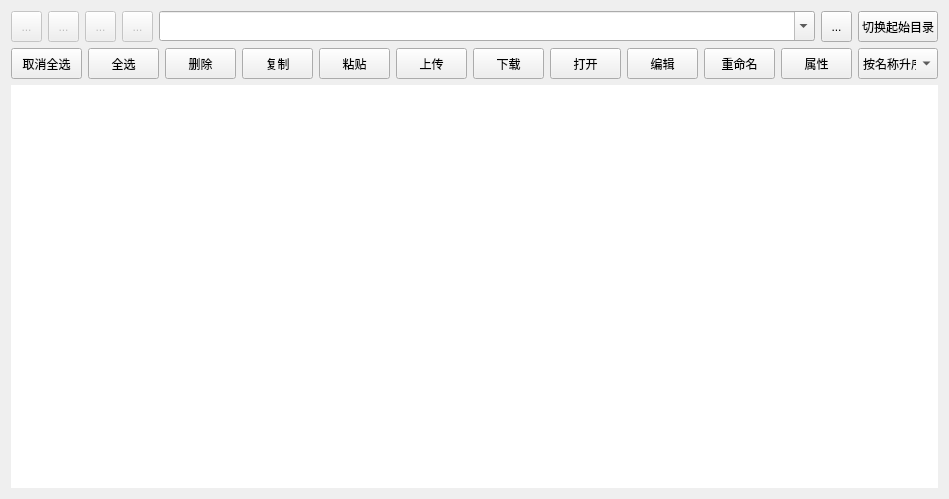
Qt form src/MainTabWidgets/FileManagement/FileManagementTabForm.ui (ProgramCX/FoxNAS) before a commit.
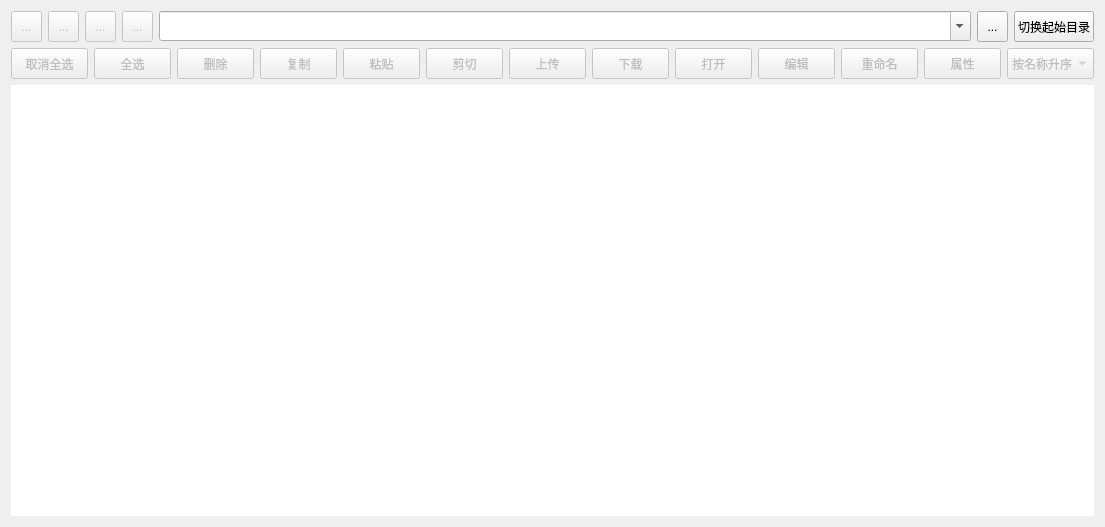
The same form after that commit. Icons and pictures are not drawn.

Commit message: feat(FileManagement): move&copy&rename files

The edit to the form file:
```diff
--- a/src/MainTabWidgets/FileManagement/FileManagementTabForm.ui
+++ b/src/MainTabWidgets/FileManagement/FileManagementTabForm.ui
@@ -6,8 +6,8 @@
    <rect>
     <x>0</x>
     <y>0</y>
-    <width>919</width>
-    <height>499</height>
+    <width>1105</width>
+    <height>527</height>
    </rect>
   </property>
   <property name="windowTitle">
@@ -234,6 +234,9 @@
     <layout class="QHBoxLayout" name="horizontalLayout_2">
      <item>
       <widget class="QPushButton" name="pushButtonDeselectAll">
+       <property name="enabled">
+        <bool>false</bool>
+       </property>
        <property name="sizePolicy">
         <sizepolicy hsizetype="Minimum" vsizetype="Fixed">
          <horstretch>0</horstretch>
@@ -262,6 +265,9 @@
      </item>
      <item>
       <widget class="QPushButton" name="pushButtonSelectAll">
+       <property name="enabled">
+        <bool>false</bool>
+       </property>
        <property name="sizePolicy">
         <sizepolicy hsizetype="Minimum" vsizetype="Fixed">
          <horstretch>0</horstretch>
@@ -290,6 +296,9 @@
      </item>
      <item>
       <widget class="QPushButton" name="pushButtonDelete">
+       <property name="enabled">
+        <bool>false</bool>
+       </property>
        <property name="sizePolicy">
         <sizepolicy hsizetype="Minimum" vsizetype="Fixed">
          <horstretch>0</horstretch>
@@ -318,6 +327,9 @@
      </item>
      <item>
       <widget class="QPushButton" name="pushButtonCopy">
+       <property name="enabled">
+        <bool>false</bool>
+       </property>
        <property name="sizePolicy">
         <sizepolicy hsizetype="Minimum" vsizetype="Fixed">
          <horstretch>0</horstretch>
@@ -346,6 +358,9 @@
      </item>
      <item>
       <widget class="QPushButton" name="pushButtonPaste">
+       <property name="enabled">
+        <bool>false</bool>
+       </property>
        <property name="sizePolicy">
         <sizepolicy hsizetype="Minimum" vsizetype="Fixed">
          <horstretch>0</horstretch>
@@ -372,8 +387,42 @@
        </property>
       </widget>
      </item>
+     <item>
+      <widget class="QPushButton" name="pushButtonCut">
+       <property name="enabled">
+        <bool>false</bool>
+       </property>
+       <property name="sizePolicy">
+        <sizepolicy hsizetype="Minimum" vsizetype="Fixed">
+         <horstretch>0</horstretch>
+         <verstretch>0</verstretch>
+        </sizepolicy>
+       </property>
+       <property name="minimumSize">
+        <size>
+         <width>71</width>
+         <height>31</height>
+        </size>
+       </property>
+       <property name="maximumSize">
+        <size>
+         <width>100</width>
+         <height>31</height>
+        </size>
+       </property>
+       <property name="text">
+        <string>剪切</string>
+       </property>
+       <property name="icon">
+        <iconset theme="QIcon::ThemeIcon::EditCut"/>
+       </property>
+      </widget>
+     </item>
      <item>
       <widget class="QPushButton" name="pushButtonUpload">
+       <property name="enabled">
+        <bool>false</bool>
+       </property>
        <property name="sizePolicy">
         <sizepolicy hsizetype="Minimum" vsizetype="Fixed">
          <horstretch>0</horstretch>
@@ -402,6 +451,9 @@
      </item>
      <item>
       <widget class="QPushButton" name="pushButtonDownload">
+       <property name="enabled">
+        <bool>false</bool>
+       </property>
        <property name="sizePolicy">
         <sizepolicy hsizetype="Minimum" vsizetype="Fixed">
          <horstretch>0</horstretch>
@@ -430,6 +482,9 @@
      </item>
      <item>
       <widget class="QPushButton" name="pushButtonOpen">
+       <property name="enabled">
+        <bool>false</bool>
+       </property>
        <property name="sizePolicy">
         <sizepolicy hsizetype="Minimum" vsizetype="Fixed">
          <horstretch>0</horstretch>
@@ -458,6 +513,9 @@
      </item>
      <item>
       <widget class="QPushButton" name="pushButtonEdit">
+       <property name="enabled">
+        <bool>false</bool>
+       </property>
        <property name="sizePolicy">
         <sizepolicy hsizetype="Minimum" vsizetype="Fixed">
          <horstretch>0</horstretch>
@@ -486,6 +544,9 @@
      </item>
      <item>
       <widget class="QPushButton" name="pushButtonRename">
+       <property name="enabled">
+        <bool>false</bool>
+       </property>
        <property name="sizePolicy">
         <sizepolicy hsizetype="Minimum" vsizetype="Fixed">
          <horstretch>0</horstretch>
@@ -514,6 +575,9 @@
      </item>
      <item>
       <widget class="QPushButton" name="pushButtonProperty">
+       <property name="enabled">
+        <bool>false</bool>
+       </property>
        <property name="sizePolicy">
         <sizepolicy hsizetype="Minimum" vsizetype="Fixed">
          <horstretch>0</horstretch>
@@ -542,6 +606,9 @@
      </item>
      <item>
       <widget class="QComboBox" name="comboBoxSort">
+       <property name="enabled">
+        <bool>false</bool>
+       </property>
        <property name="minimumSize">
         <size>
          <width>80</width>
```
The commit also changes 10 other files.
